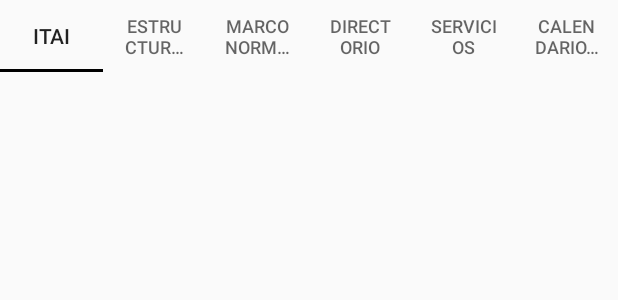
After one commit to e1yomy/Res, an Android app: the layout fragment_quienes_somos.xml on its own in the app's theme, with its tools: preview values and no code run, on a phone screen of 412 x 824 dp. The commit adds this screen. Shown: the top 300 px of the screen. Run offline under Robolectric (Android 15) with nearby library versions, the phone set to English and light mode, and no system bars.

Commit message:
no message

```diff
--- /dev/null
+++ b/TransparenciaDigital/app/src/main/res/layout/fragment_quienes_somos.xml
@@ -0,0 +1,115 @@
+<RelativeLayout xmlns:android="http://schemas.android.com/apk/res/android"
+    xmlns:tools="http://schemas.android.com/tools"
+    android:layout_width="match_parent"
+    android:layout_height="match_parent"
+    tools:context="transparencia.itai.com.transparenciadigital.QuienesSomos">
+
+    <!-- TODO: Update blank fragment layout -->
+
+    <LinearLayout
+        android:id="@+id/layoutPrincipal"
+        android:layout_width="match_parent"
+        android:layout_height="match_parent"
+        android:orientation="vertical">
+
+        <android.support.design.widget.TabLayout
+            android:id="@+id/tabTitulos"
+            android:layout_width="match_parent"
+            android:layout_height="wrap_content">
+
+            <android.support.design.widget.TabItem
+                android:layout_width="wrap_content"
+                android:layout_height="wrap_content"
+                android:text="ITAI" />
+
+            <android.support.design.widget.TabItem
+                android:layout_width="wrap_content"
+                android:layout_height="wrap_content"
+                android:text="Estructura Organica" />
+
+            <android.support.design.widget.TabItem
+                android:layout_width="wrap_content"
+                android:layout_height="wrap_content"
+                android:text="Marco Normativo" />
+
+            <android.support.design.widget.TabItem
+                android:layout_width="wrap_content"
+                android:layout_height="wrap_content"
+                android:text="Directorio" />
+
+            <android.support.design.widget.TabItem
+                android:id="@+id/tabItem3"
+                android:layout_width="wrap_content"
+                android:layout_height="wrap_content"
+                android:text="Servicios" />
+
+            <android.support.design.widget.TabItem
+                android:id="@+id/tabItem4"
+                android:layout_width="wrap_content"
+                android:layout_height="wrap_content"
+                android:text="Calendario Oficial" />
+        </android.support.design.widget.TabLayout>
+
+        <ScrollView
+            android:layout_width="match_parent"
+            android:layout_height="match_parent">
+
+            <LinearLayout
+                android:layout_width="match_parent"
+                android:layout_height="wrap_content"
+                android:orientation="vertical" />
+        </ScrollView>
+
+        <ScrollView
+            android:layout_width="match_parent"
+            android:layout_height="match_parent">
+
+            <LinearLayout
+                android:layout_width="match_parent"
+                android:layout_height="wrap_content"
+                android:orientation="vertical" />
+        </ScrollView>
+
+        <ScrollView
+            android:layout_width="match_parent"
+            android:layout_height="match_parent">
+
+            <LinearLayout
+                android:layout_width="match_parent"
+                android:layout_height="wrap_content"
+                android:orientation="vertical" />
+        </ScrollView>
+
+        <ScrollView
+            android:layout_width="match_parent"
+            android:layout_height="match_parent">
+
+            <LinearLayout
+                android:layout_width="match_parent"
+                android:layout_height="wrap_content"
+                android:orientation="vertical" />
+        </ScrollView>
+
+        <ScrollView
+            android:layout_width="match_parent"
+            android:layout_height="match_parent">
+
+            <LinearLayout
+                android:layout_width="match_parent"
+                android:layout_height="wrap_content"
+                android:orientation="vertical" />
+
+        </ScrollView>
+
+        <ScrollView
+            android:layout_width="match_parent"
+            android:layout_height="wrap_content">
+
+            <LinearLayout
+                android:layout_width="match_parent"
+                android:layout_height="wrap_content"
+                android:orientation="vertical" />
+        </ScrollView>
+    </LinearLayout>
+
+</RelativeLayout>
--- a/TransparenciaDigital/app/src/main/res/layout/fragment_registro.xml
+++ b/TransparenciaDigital/app/src/main/res/layout/fragment_registro.xml
@@ -39,8 +39,9 @@
     <ScrollView
         android:layout_width="match_parent"
         android:layout_height="match_parent"
-        android:layout_margin="30dp"
-        android:visibility="visible">
+        android:visibility="visible"
+        android:layout_alignBottom="@+id/btnEditar"
+        android:layout_centerHorizontal="true">
 
         <LinearLayout
             android:layout_width="match_parent"
```
Also changed, not shown: TransparenciaDigital/app/src/main/java/transparencia/itai/com/transparenciadigital/MainActivity.java (+6 -3 lines), TransparenciaDigital/app/src/main/java/transparencia/itai/com/transparenciadigital/QuienesSomos.java (added, +172 -0 lines), TransparenciaDigital/app/src/main/res/menu/activity_main_drawer.xml (+9 -6 lines), 1 other file.
